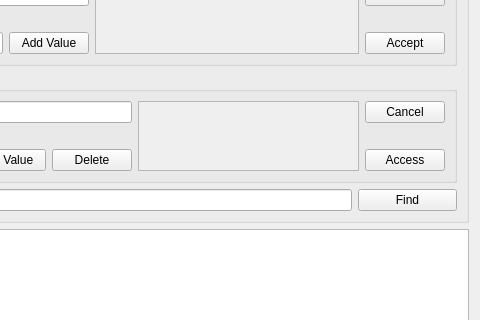
First picture: the form in AraSteamManager/formachievements.ui, repository Arankir/AraSteamManager, before the edit; both pictures show x 297 to 777 and y 284 to 604 of the 777 by 838 pixel window.
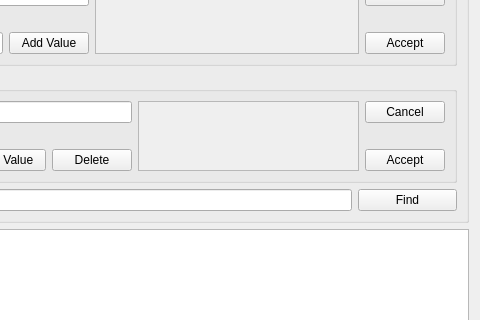
Second picture: the form after the edit.

Diff of the .ui file:
```diff
--- a/AraSteamManager/formachievements.ui
+++ b/AraSteamManager/formachievements.ui
@@ -195,7 +195,7 @@
          <item row="2" column="4">
           <widget class="QPushButton" name="FormAchievementsButtonAccessChangeCategory">
            <property name="text">
-            <string>Access</string>
+            <string>Accept</string>
            </property>
           </widget>
          </item>
```
Left out of the diff: 2 changed lines with no effect on the pictures.
